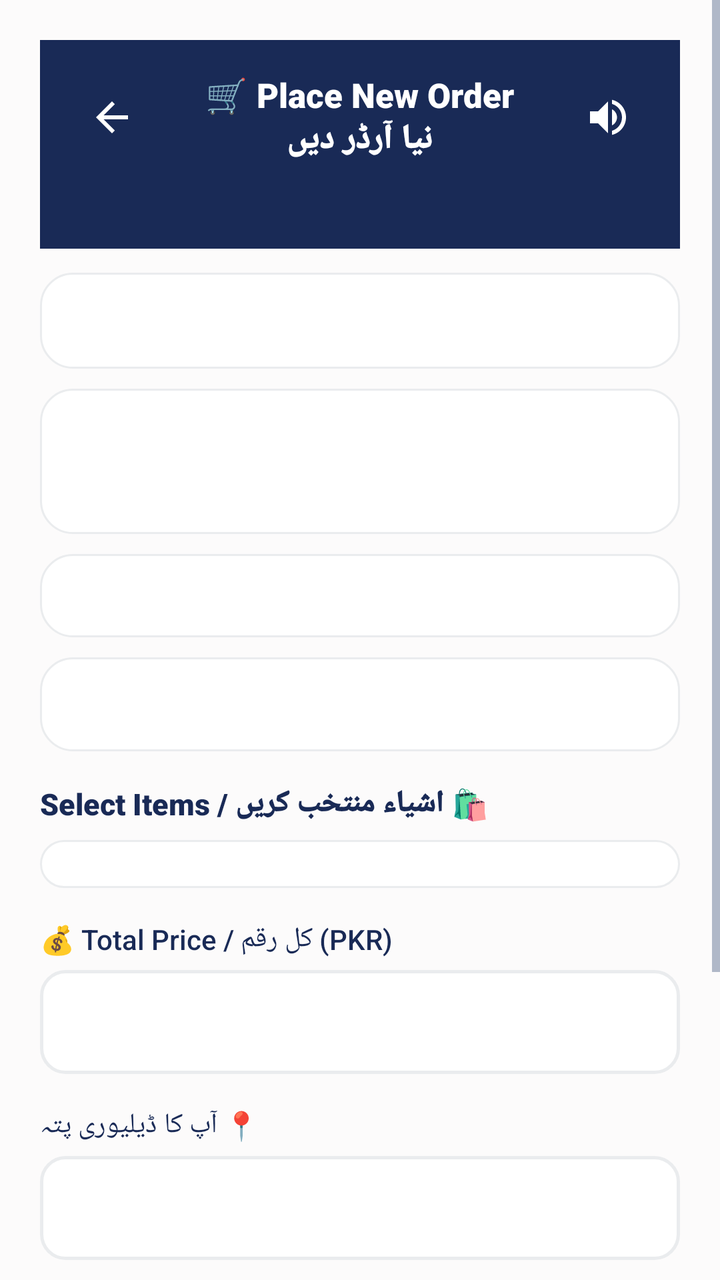
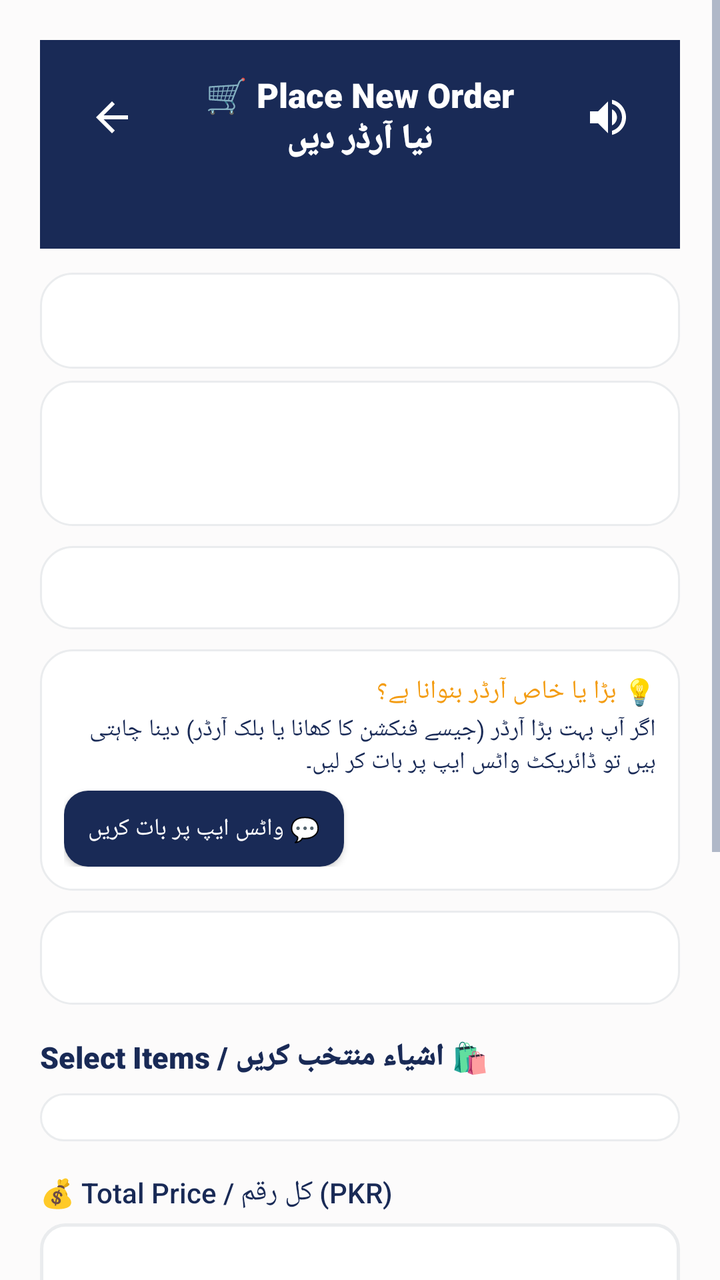

The first picture is an Android layout as it rendered before a commit; the second is the same layout after the commit. The layout source and the unified diff follow.
<!-- AndroidManifest.xml: application theme Theme.SheEmpower -->
<!-- res/layout/activity_place_order.xml -->
<?xml version="1.0" encoding="utf-8"?>
<ScrollView xmlns:android="http://schemas.android.com/apk/res/android"
    android:layout_width="match_parent"
    android:layout_height="match_parent"
    android:background="@color/background">

    <LinearLayout
        android:layout_width="match_parent"
        android:layout_height="wrap_content"
        android:orientation="vertical"
        android:padding="20dp">

        
        <LinearLayout
            android:layout_width="match_parent"
            android:layout_height="wrap_content"
            android:background="#192A56"
            android:orientation="vertical"
            android:padding="16dp"
            android:layout_marginBottom="12dp">

            <RelativeLayout
                android:layout_width="match_parent"
                android:layout_height="wrap_content">

                <ImageButton
                    android:id="@+id/btnBack"
                    android:layout_width="40dp"
                    android:layout_height="40dp"
                    android:layout_alignParentStart="true"
                    android:layout_centerVertical="true"
                    android:background="?attr/selectableItemBackgroundBorderless"
                    android:src="@drawable/ic_arrow_back"
                    android:contentDescription="Back" />

                <TextView
                    android:layout_width="wrap_content"
                    android:layout_height="wrap_content"
                    android:layout_centerInParent="true"
                    android:text="🛒 Place New Order\nنیا آرڈر دیں"
                    android:textColor="#FFFFFF"
                    android:textSize="17sp"
                    android:gravity="center"
                    android:fontFamily="sans-serif-black" />

                <ImageButton
                    android:id="@+id/btnSpeaker"
                    android:layout_width="40dp"
                    android:layout_height="40dp"
                    android:layout_alignParentEnd="true"
                    android:layout_centerVertical="true"
                    android:background="?attr/selectableItemBackgroundBorderless"
                    android:src="@drawable/ic_speaker"
                    android:contentDescription="Speaker" />
            </RelativeLayout>

            <TextView
                android:id="@+id/tvCategoryHeader"
                android:layout_width="match_parent"
                android:layout_height="wrap_content"
                android:textColor="#FFFFFF"
                android:fontFamily="sans-serif-bold"
                android:textSize="14sp"
                android:layout_marginTop="8dp" />

        </LinearLayout>

        <Spinner
            android:id="@+id/spinnerOrderCategory"
            android:layout_width="match_parent"
            android:layout_height="48dp"
            android:background="@drawable/bg_skeu_card"
            android:paddingStart="10dp"
            android:paddingEnd="10dp"
            android:layout_marginBottom="10dp" />

        <LinearLayout
            android:layout_width="match_parent"
            android:layout_height="wrap_content"
            android:orientation="horizontal"
            android:background="@drawable/bg_skeu_card"
            android:padding="16dp"
            android:gravity="center_vertical">

            <LinearLayout
                android:layout_width="0dp"
                android:layout_height="wrap_content"
                android:layout_weight="1"
                android:orientation="vertical">

                <TextView
                    android:id="@+id/tvSellerName"
                    android:layout_width="wrap_content"
                    android:layout_height="wrap_content"
                    android:fontFamily="sans-serif-black"
                    android:textColor="#FFFFFF"
                    android:textSize="16sp" />

                <TextView
                    android:id="@+id/tvSellerMeta"
                    android:layout_width="wrap_content"
                    android:layout_height="wrap_content"
                    android:textColor="#FFFFFF" />
            </LinearLayout>

            <TextView
                android:id="@+id/tvSellerVerified"
                android:layout_width="wrap_content"
                android:layout_height="wrap_content"
                android:textColor="@color/success_green"
                android:fontFamily="sans-serif-bold" />
        </LinearLayout>

        <TextView
            android:id="@+id/tvDeliveryInfo"
            android:layout_width="match_parent"
            android:layout_height="wrap_content"
            android:background="@drawable/bg_skeu_card"
            android:padding="12dp"
            android:layout_marginTop="10dp"
            android:textColor="@color/text_primary"
            android:fontFamily="sans-serif-medium"
            android:textSize="13sp" />

        <TextView
            android:id="@+id/tvSelectedItem"
            android:layout_width="match_parent"
            android:layout_height="wrap_content"
            android:background="@drawable/bg_skeu_card"
            android:padding="14dp"
            android:layout_marginTop="10dp"
            android:textColor="@color/text_primary"
            android:fontFamily="sans-serif-bold" />

        
        <TextView
            android:id="@+id/tvChecklistHeader"
            android:layout_width="wrap_content"
            android:layout_height="wrap_content"
            android:text="🛍️ اشیاء منتخب کریں / Select Items"
            android:fontFamily="sans-serif-black"
            android:textColor="@color/text_primary"
            android:textSize="15sp"
            android:layout_marginTop="16dp" />

        <TextView
            android:id="@+id/tvChecklistEmpty"
            android:layout_width="match_parent"
            android:layout_height="wrap_content"
            android:text="اس بیچنے والی کی کوئی چیز موجود نہیں"
            android:textColor="@color/text_secondary"
            android:visibility="gone"
            android:layout_marginTop="8dp" />

        <LinearLayout
            android:id="@+id/layoutProductChecklist"
            android:layout_width="match_parent"
            android:layout_height="wrap_content"
            android:orientation="vertical"
            android:background="@drawable/bg_skeu_card"
            android:padding="12dp"
            android:layout_marginTop="8dp" />

        
        <TextView
            android:id="@+id/tvProductFormTabHeader"
            android:layout_width="wrap_content"
            android:layout_height="wrap_content"
            android:text="📝 Select Product to Fill Form / فارم کے لیے چیز منتخب کریں"
            android:fontFamily="sans-serif-black"
            android:textColor="@color/text_primary"
            android:textSize="15sp"
            android:layout_marginTop="16dp"
            android:visibility="gone" />

        <LinearLayout
            android:id="@+id/layoutProductFormTabs"
            android:layout_width="match_parent"
            android:layout_height="wrap_content"
            android:orientation="vertical"
            android:layout_marginTop="8dp"
            android:visibility="gone" />

        <LinearLayout
            android:id="@+id/layoutDynamicFields"
            android:layout_width="match_parent"
            android:layout_height="wrap_content"
            android:orientation="vertical" />

        <TextView
            android:layout_width="wrap_content"
            android:layout_height="wrap_content"
            android:text="💰 Total Price / کل رقم (PKR)"
            android:textColor="@color/text_primary"
            android:fontFamily="sans-serif-medium"
            android:layout_marginTop="16dp" />

        <com.google.android.material.textfield.TextInputEditText
            android:id="@+id/etAmount"
            android:layout_width="match_parent"
            android:layout_height="52dp"
            android:inputType="number"
            android:padding="14dp"
            android:background="@drawable/bg_skeu_input"
            android:layout_marginTop="6dp" />

        <TextView
            android:id="@+id/tvAmountLockedNote"
            android:layout_width="match_parent"
            android:layout_height="wrap_content"
            android:textColor="@color/warning_amber"
            android:textSize="11sp"
            android:layout_marginTop="4dp"
            android:visibility="gone" />

        <LinearLayout
            android:id="@+id/layoutBuyerAddress"
            android:layout_width="match_parent"
            android:layout_height="wrap_content"
            android:orientation="vertical">

            <TextView
                android:layout_width="wrap_content"
                android:layout_height="wrap_content"
                android:text="📍 آپ کا ڈیلیوری پتہ"
                android:textColor="@color/text_primary"
                android:fontFamily="sans-serif-medium"
                android:layout_marginTop="16dp" />

            <com.google.android.material.textfield.TextInputEditText
                android:id="@+id/etAddress"
                android:layout_width="match_parent"
                android:layout_height="52dp"
                android:padding="14dp"
                android:background="@drawable/bg_skeu_input"
                android:layout_marginTop="6dp" />
        </LinearLayout>

        <TextView
            android:layout_width="wrap_content"
            android:layout_height="wrap_content"
            android:text="📝 اضافی نوٹس (اختیاری)"
            android:textColor="@color/text_primary"
            android:fontFamily="sans-serif-medium"
            android:layout_marginTop="16dp" />

        <com.google.android.material.textfield.TextInputEditText
            android:id="@+id/etNotes"
            android:layout_width="match_parent"
            android:layout_height="52dp"
            android:padding="14dp"
            android:background="@drawable/bg_skeu_input"
            android:layout_marginTop="6dp" />

        <Button
            android:id="@+id/btnSubmitOrder"
            android:layout_width="match_parent"
            android:layout_height="56dp"
            android:text="✅ آرڈر جمع کروائیں"
            android:fontFamily="sans-serif-medium"
            android:textSize="15sp"
            android:background="@drawable/bg_skeu_button_primary"
            android:textColor="#FFFFFF"
            android:layout_marginTop="24dp"
            android:layout_marginBottom="20dp" />

    </LinearLayout>
</ScrollView>
<!-- resources referenced by this layout -->
<resources>
  <color name="background">#FCFBFB</color>
  <color name="success_green">#2ECC71</color>
  <color name="text_primary">#192A56</color>
  <color name="text_secondary">#6B7A99</color>
  <color name="warning_amber">#F39C12</color>
  <!-- drawable bg_skeu_button_primary (drawable) -->
  <?xml version="1.0" encoding="utf-8"?>
  <shape xmlns:android="http://schemas.android.com/apk/res/android"
      android:shape="rectangle">
      <solid android:color="@color/midnight_navy" />
      <corners android:radius="12dp" />
  </shape>
  <!-- drawable bg_skeu_card (drawable) -->
  <?xml version="1.0" encoding="utf-8"?>
  <shape xmlns:android="http://schemas.android.com/apk/res/android"
      android:shape="rectangle">
      <solid android:color="@color/white" />
      <corners android:radius="16dp" />
      <stroke android:color="@color/card_border" android:width="1dp" />
  </shape>
  <!-- drawable bg_skeu_input (drawable) -->
  <?xml version="1.0" encoding="utf-8"?>
  <shape xmlns:android="http://schemas.android.com/apk/res/android"
      android:shape="rectangle">
      <solid android:color="@color/white" />
      <corners android:radius="12dp" />
      <stroke android:color="@color/card_border" android:width="1.5dp" />
  </shape>
  <!-- drawable ic_arrow_back (drawable) -->
  <?xml version="1.0" encoding="utf-8"?>
  <vector xmlns:android="http://schemas.android.com/apk/res/android"
      android:width="24dp"
      android:height="24dp"
      android:viewportWidth="24"
      android:viewportHeight="24">
      <path
          android:fillColor="#FFFFFF"
          android:pathData="M20,11H7.83l5.59-5.59L12,4l-8,8l8,8l1.41-1.41L7.83,13H20v-2z"/>
  </vector>
  <!-- drawable ic_speaker (drawable) -->
  <?xml version="1.0" encoding="utf-8"?>
  <vector xmlns:android="http://schemas.android.com/apk/res/android"
      android:width="24dp"
      android:height="24dp"
      android:viewportWidth="24"
      android:viewportHeight="24">
      <path
          android:fillColor="#FFFFFF"
          android:pathData="M3,9v6h4l5,5V4L7,9H3zm13.5,3c0-1.77-1.02-3.29-2.5-4.03v8.05c1.48-0.73,2.5-2.25,2.5-4.02zM14,3.23v2.06c2.89,0.86,5,3.54,5,6.71s-2.11,5.85-5,6.71v2.06c4.01-0.91,7-4.49,7-8.77s-2.99-7.86-7-8.77z"/>
  </vector>
  <style name="Theme.SheEmpower" parent="Theme.AppCompat.Light.NoActionBar">
          <item name="colorPrimary">@color/primary</item>
          <item name="colorPrimaryDark">@color/primary_dark</item>
          <item name="colorAccent">@color/accent</item>
          <item name="android:windowBackground">@color/background</item>
          <item name="android:colorBackground">@color/background</item>
          <item name="android:textColorPrimary">@color/text_primary</item>
          <item name="android:textColorSecondary">@color/text_secondary</item>
          <item name="android:statusBarColor">@color/primary_dark</item>
      </style>
  <color name="midnight_navy">#192A56</color>
  <color name="white">#FFFFFF</color>
  <color name="card_border">#EAECEE</color>
  <color name="primary">#192A56</color>
  kkkkkkkkk
  <color name="primary_dark">#0F1B3D</color>
  <color name="accent">#F7D794</color>
</resources>

<!-- the commit's change to res/layout/activity_place_order.xml (unified diff, before → after) -->
@@ -72,7 +72,20 @@
             android:background="@drawable/bg_skeu_card"
             android:paddingStart="10dp"
             android:paddingEnd="10dp"
-            android:layout_marginBottom="10dp" />
+            android:layout_marginBottom="6dp" />
+
+        <TextView
+            android:id="@+id/tvPageIndicator"
+            android:layout_width="match_parent"
+            android:layout_height="wrap_content"
+            android:gravity="center"
+            android:textColor="@color/text_primary"
+            android:fontFamily="sans-serif-bold"
+            android:textSize="14sp"
+            android:padding="10dp"
+            android:background="@drawable/bg_skeu_card"
+            android:layout_marginBottom="10dp"
+            android:visibility="gone" />
 
         <LinearLayout
             android:layout_width="match_parent"
@@ -122,6 +135,104 @@
             android:fontFamily="sans-serif-medium"
             android:textSize="13sp" />
 
+        
+        <LinearLayout
+            android:id="@+id/cardMultiCategoryGuide"
+            android:layout_width="match_parent"
+            android:layout_height="wrap_content"
+            android:orientation="vertical"
+            android:background="@drawable/bg_skeu_card"
+            android:padding="12dp"
+            android:layout_marginTop="10dp"
+            android:visibility="gone">
+
+            <TextView
+                android:id="@+id/tvMultiCategoryGuideTitle"
+                android:layout_width="match_parent"
+                android:layout_height="wrap_content"
+                android:text="💡 یہ بیچنے والی دیگر زمروں میں بھی چیزیں بیچتی ہیں!"
+                android:fontFamily="sans-serif-bold"
+                android:textColor="@color/warning_amber"
+                android:textSize="13sp" />
+
+            <TextView
+                android:id="@+id/tvMultiCategoryGuideDesc"
+                android:layout_width="match_parent"
+                android:layout_height="wrap_content"
+                android:text="اگر آپ کو دیگر چیزیں نہیں چاہیے تو 'دیگر چیزیں نہیں چاہیے' کا بٹن دبائیں۔ اگر مزید دیکھنا چاہتی ہیں تو 'اگلا صفحہ' دبائیں۔"
+                android:textColor="@color/text_primary"
+                android:textSize="12sp"
+                android:layout_marginTop="2dp" />
+
+            <LinearLayout
+                android:layout_width="match_parent"
+                android:layout_height="wrap_content"
+                android:orientation="horizontal"
+                android:layout_marginTop="8dp">
+
+                <Button
+                    android:id="@+id/btnOnlyThisOrder"
+                    android:layout_width="0dp"
+                    android:layout_height="42dp"
+                    android:layout_weight="1"
+                    android:text="🛑 دیگر چیزیں نہیں چاہیے"
+                    android:textSize="11sp"
+                    android:textColor="#FFFFFF"
+                    android:background="@drawable/bg_skeu_button_primary"
+                    android:layout_marginEnd="4dp" />
+
+                <Button
+                    android:id="@+id/btnBrowseMore"
+                    android:layout_width="0dp"
+                    android:layout_height="42dp"
+                    android:layout_weight="1"
+                    android:text="▶️ اگلا صفحہ (دیگر دیکھیں)"
+                    android:textSize="11sp"
+                    android:textColor="#FFFFFF"
+                    android:background="@drawable/bg_skeu_button_primary"
+                    android:layout_marginStart="4dp" />
+            </LinearLayout>
+        </LinearLayout>
+
+        
+        <LinearLayout
+            android:id="@+id/cardBulkOrderNote"
+            android:layout_width="match_parent"
+            android:layout_height="wrap_content"
+            android:orientation="vertical"
+            android:background="@drawable/bg_skeu_card"
+            android:padding="12dp"
+            android:layout_marginTop="10dp">
+
+            <TextView
+                android:layout_width="match_parent"
+                android:layout_height="wrap_content"
+                android:text="💡 بڑا یا خاص آرڈر بنوانا ہے؟"
+                android:fontFamily="sans-serif-bold"
+                android:textColor="@color/warning_amber"
+                android:textSize="13sp" />
+
+            <TextView
+                android:layout_width="match_parent"
+                android:layout_height="wrap_content"
+                android:text="اگر آپ بہت بڑا آرڈر (جیسے فنکشن کا کھانا یا بلک آرڈر) دینا چاہتی ہیں تو ڈائریکٹ واٹس ایپ پر بات کر لیں۔"
+                android:textColor="@color/text_primary"
+                android:textSize="12sp"
+                android:layout_marginTop="2dp" />
+
+            <Button
+                android:id="@+id/btnBulkWhatsApp"
+                android:layout_width="wrap_content"
+                android:layout_height="38dp"
+                android:text="💬 واٹس ایپ پر بات کریں"
+                android:textSize="12sp"
+                android:textColor="#FFFFFF"
+                android:background="@drawable/bg_skeu_button_primary"
+                android:paddingStart="12dp"
+                android:paddingEnd="12dp"
+                android:layout_marginTop="6dp" />
+        </LinearLayout>
+
         <TextView
             android:id="@+id/tvSelectedItem"
             android:layout_width="match_parent"
@@ -251,6 +362,36 @@
             android:padding="14dp"
             android:background="@drawable/bg_skeu_input"
             android:layout_marginTop="6dp" />
+
+        <LinearLayout
+            android:id="@+id/layoutWizardNav"
+            android:layout_width="match_parent"
+            android:layout_height="wrap_content"
+            android:orientation="horizontal"
+            android:layout_marginTop="16dp"
+            android:layout_marginBottom="8dp"
+            android:visibility="gone">
+
+            <Button
+                android:id="@+id/btnPrevCategory"
+                android:layout_width="0dp"
+                android:layout_height="48dp"
+                android:layout_weight="1"
+                android:text="⬅️ پچھلا / Previous"
+                android:textColor="#FFFFFF"
+                android:background="@drawable/bg_skeu_button_primary"
+                android:layout_marginEnd="6dp" />
+
+            <Button
+                android:id="@+id/btnNextCategory"
+                android:layout_width="0dp"
+                android:layout_height="48dp"
+                android:layout_weight="1"
+                android:text="اگلا / Next ➔"
+                android:textColor="#FFFFFF"
+                android:background="@drawable/bg_skeu_button_primary"
+                android:layout_marginStart="6dp" />
+        </LinearLayout>
 
         <Button
             android:id="@+id/btnSubmitOrder"
@@ -261,7 +402,7 @@
             android:textSize="15sp"
             android:background="@drawable/bg_skeu_button_primary"
             android:textColor="#FFFFFF"
-            android:layout_marginTop="24dp"
+            android:layout_marginTop="16dp"
             android:layout_marginBottom="20dp" />
 
     </LinearLayout>
